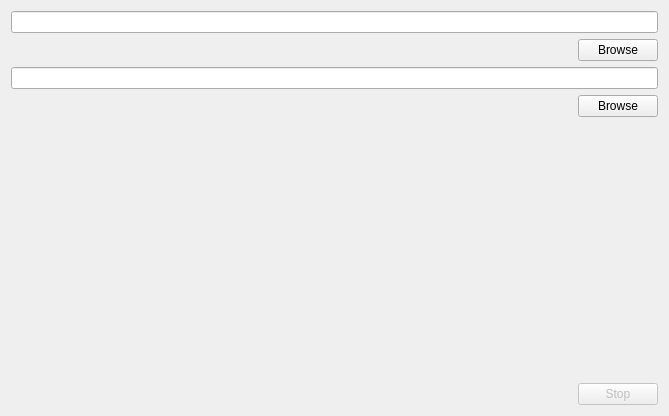
Above: src/settingsDialog.ui from MadisonTBlake/BatchStabilizer before the change. Below: the same form after it.
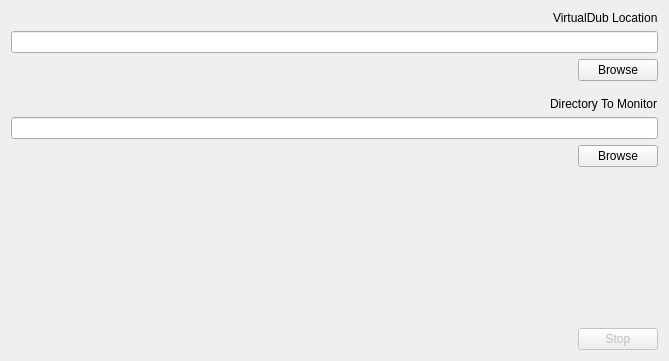
That is the form after the change. Icons and pictures are not drawn.

Commit message: No prints current task and allows input of data

What changed in the file:
```diff
--- a/src/settingsDialog.ui
+++ b/src/settingsDialog.ui
@@ -10,7 +10,7 @@
     <x>0</x>
     <y>0</y>
     <width>669</width>
-    <height>416</height>
+    <height>361</height>
    </rect>
   </property>
   <property name="windowTitle">
@@ -22,6 +22,33 @@
   </property>
   <widget class="QWidget" name="centralWidget">
    <layout class="QVBoxLayout" name="verticalLayout">
+    <item>
+     <layout class="QHBoxLayout" name="horizontalLayout_2">
+      <property name="spacing">
+       <number>0</number>
+      </property>
+      <item>
+       <spacer name="horizontalSpacer_2">
+        <property name="orientation">
+         <enum>Qt::Horizontal</enum>
+        </property>
+        <property name="sizeHint" stdset="0">
+         <size>
+          <width>40</width>
+          <height>0</height>
+         </size>
+        </property>
+       </spacer>
+      </item>
+      <item>
+       <widget class="QLabel" name="label">
+        <property name="text">
+         <string>VirtualDub Location</string>
+        </property>
+       </widget>
+      </item>
+     </layout>
+    </item>
     <item>
      <widget class="QLineEdit" name="le_VDub">
       <property name="readOnly">
@@ -53,6 +80,49 @@
       </item>
      </layout>
     </item>
+    <item>
+     <spacer name="verticalSpacer_2">
+      <property name="orientation">
+       <enum>Qt::Vertical</enum>
+      </property>
+      <property name="sizeType">
+       <enum>QSizePolicy::Fixed</enum>
+      </property>
+      <property name="sizeHint" stdset="0">
+       <size>
+        <width>20</width>
+        <height>10</height>
+       </size>
+      </property>
+     </spacer>
+    </item>
+    <item>
+     <layout class="QHBoxLayout" name="horizontalLayout_5">
+      <property name="spacing">
+       <number>0</number>
+      </property>
+      <item>
+       <spacer name="horizontalSpacer_5">
+        <property name="orientation">
+         <enum>Qt::Horizontal</enum>
+        </property>
+        <property name="sizeHint" stdset="0">
+         <size>
+          <width>40</width>
+          <height>0</height>
+         </size>
+        </property>
+       </spacer>
+      </item>
+      <item>
+       <widget class="QLabel" name="label_2">
+        <property name="text">
+         <string>Directory To Monitor</string>
+        </property>
+       </widget>
+      </item>
+     </layout>
+    </item>
     <item>
      <widget class="QLineEdit" name="le_ScanDir">
       <property name="readOnly">
```
Left out of the diff: 7 changed lines with no effect on the pictures. The commit also changes 2 other files.
